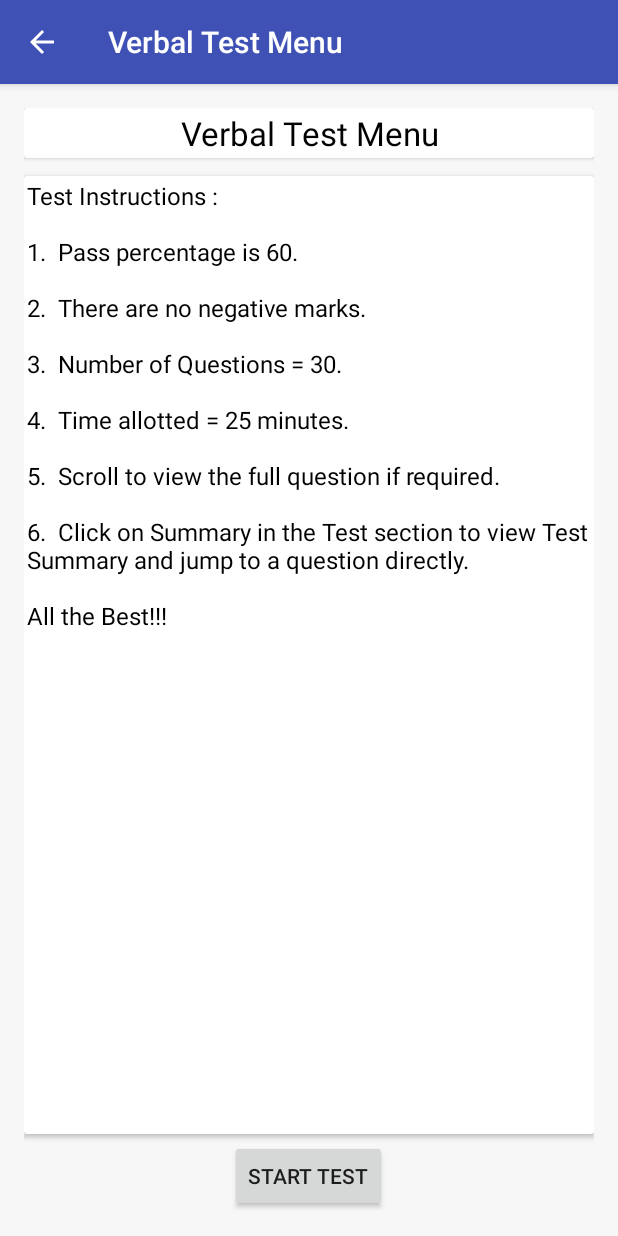
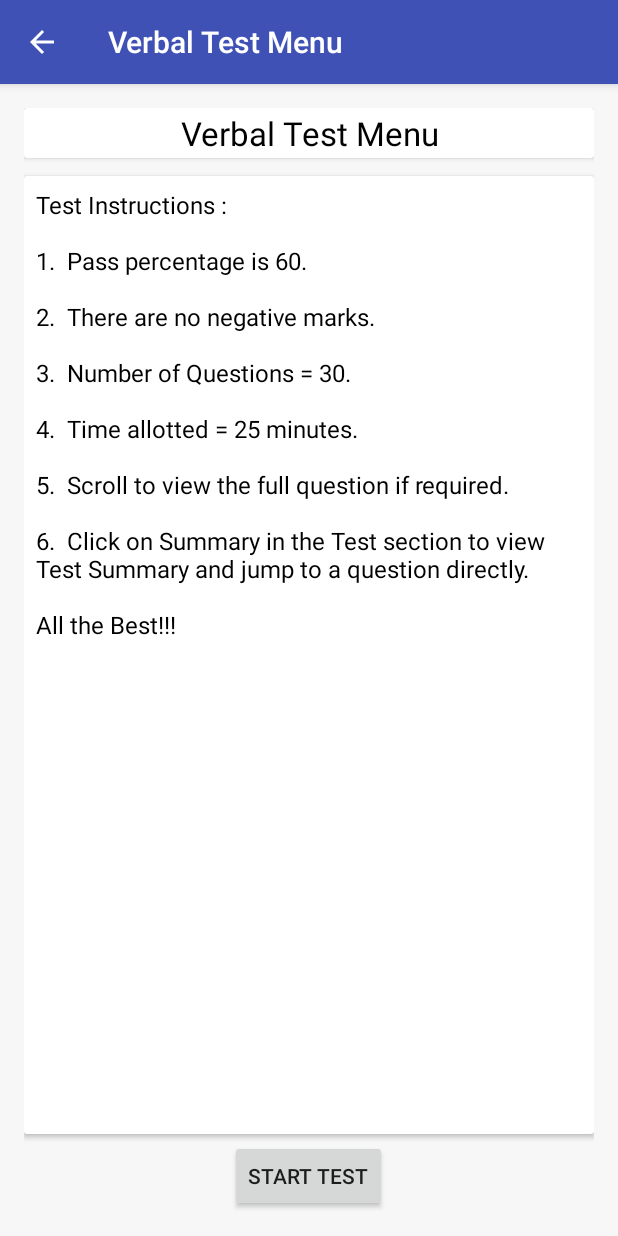
Before and after one commit to vaibhavbhandula/AptiQuiz, an Android app: the VerbalTestMenu screen opened directly, with no data from a screen before it, on a phone screen of 412 x 824 dp. Run offline under Robolectric (Android 15) with nearby library versions, the phone set to English and light mode, and no system bars; libraries missing offline, so code that uses them is left out: com.beardedhen.androidbootstrap; plain views replace BootstrapButton; 2 statements that could not run were skipped.

Commit message:
Better view and closing db after use

```diff
--- a/app/src/main/java/com/vb/aptiquiz/Home.java
+++ b/app/src/main/java/com/vb/aptiquiz/Home.java
@@ -90,6 +90,7 @@ public class Home extends AppCompatActivity
         }
     }
 
+
     void setUpDB(){
         SQLiteDatabase db;
         db = openOrCreateDatabase("project", SQLiteDatabase.CREATE_IF_NECESSARY, null);
@@ -106,6 +107,8 @@ public class Home extends AppCompatActivity
         db.execSQL("create table if not exists misc(Id integer primary key,Question text,optiona text,optionb text,optionc text,optiond text,optione text,correct text)");
         db.execSQL("create table if not exists puzzle(Id integer primary key,Question text,optiona text,optionb text,optionc text,optiond text,optione text,correct text)");
         db.execSQL("create table if not exists paragraph(Pid integer primary key,Paragraph text)");
+
+        db.close();
 
     }
     @SuppressWarnings("StatementWithEmptyBody")
--- a/app/src/main/res/layout/activity_question.xml
+++ b/app/src/main/res/layout/activity_question.xml
@@ -10,6 +10,7 @@
         android:layout_width="wrap_content"
         android:layout_height="wrap_content"
         android:layout_marginBottom="@dimen/pad_2"
+        android:textColor="@android:color/black"
         android:text="@string/ques" />
 
     <android.support.v7.widget.CardView
@@ -35,6 +36,7 @@
         android:layout_width="wrap_content"
         android:layout_height="wrap_content"
         android:layout_marginTop="@dimen/pad_8"
+        android:textColor="@android:color/black"
         android:text="@string/yourAns" />
 
     <android.support.v7.widget.CardView
@@ -60,6 +62,7 @@
         android:id="@+id/corAnsText"
         android:layout_width="wrap_content"
         android:layout_height="wrap_content"
+        android:textColor="@android:color/black"
         android:layout_marginTop="@dimen/pad_8"
         android:text="@string/corAns" />
 
--- a/app/src/main/res/layout/activity_summary.xml
+++ b/app/src/main/res/layout/activity_summary.xml
@@ -64,6 +64,7 @@
                 android:layout_marginRight="@dimen/pad_2"
                 android:gravity="center"
                 android:padding="@dimen/pad_2"
+                android:textColor="@android:color/black"
                 android:text="" />
 
         </android.support.v7.widget.CardView>
--- a/app/src/main/res/layout/activity_verbal_test_menu.xml
+++ b/app/src/main/res/layout/activity_verbal_test_menu.xml
@@ -41,7 +41,7 @@
             android:layout_width="fill_parent"
             android:layout_height="match_parent"
             android:maxLines="50"
-            android:padding="@dimen/elevation"
+            android:padding="@dimen/pad_8"
             android:scrollbars="vertical"
             android:text=""
             android:textColor="@android:color/black"
--- a/app/src/main/res/layout/transparent.xml
+++ b/app/src/main/res/layout/transparent.xml
@@ -1,7 +1,7 @@
 <?xml version="1.0" encoding="utf-8"?>
 <LinearLayout xmlns:android="http://schemas.android.com/apk/res/android"
     android:id="@+id/transparent"
-    android:layout_width="fill_parent"
+    android:layout_width="match_parent"
     android:layout_height="match_parent"
     android:background="@color/trans"
     android:clickable="false"
--- a/app/src/main/res/values/strings.xml
+++ b/app/src/main/res/values/strings.xml
@@ -1,5 +1,5 @@
 <resources>
-    <string name="app_name">AptiQuiz</string>
+    <string name="app_name">Aptitude and Verbal Quiz</string>
     <string name="about_info">This Android application consists of aptitude test and verbal ability test. The user is at an advantage here as he can practice a lot through these tests and that too in a time based manner as the tests are to be completed in a given time. At the first launch of the application, all the questions (550) will be stored in SQLite Database and every test gets random questions from the database.</string>
     <string name="home_text">Aptitude and Verbal Ability Quiz</string>
     <string name="home_button_text">Proceed to Test Menu</string>
```
